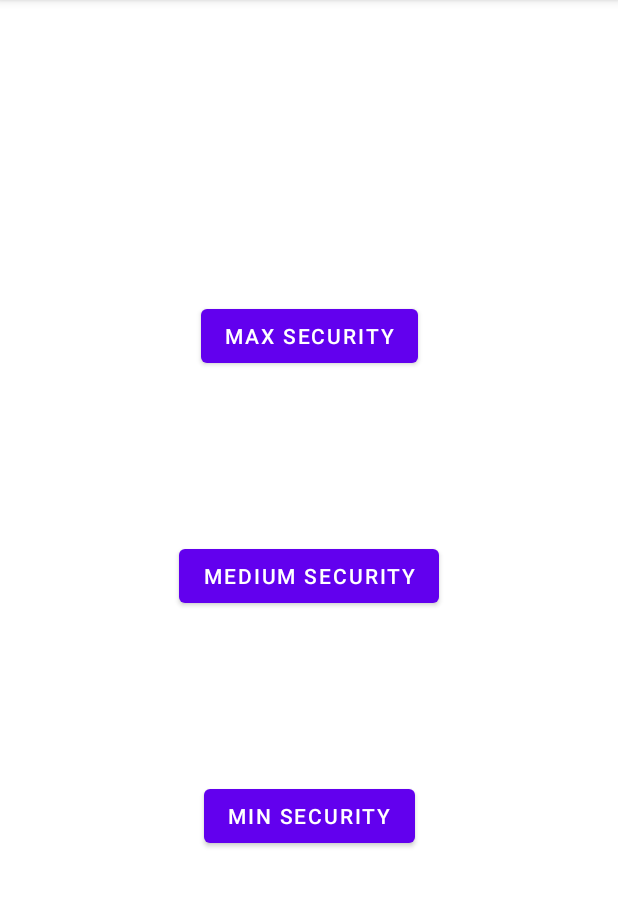
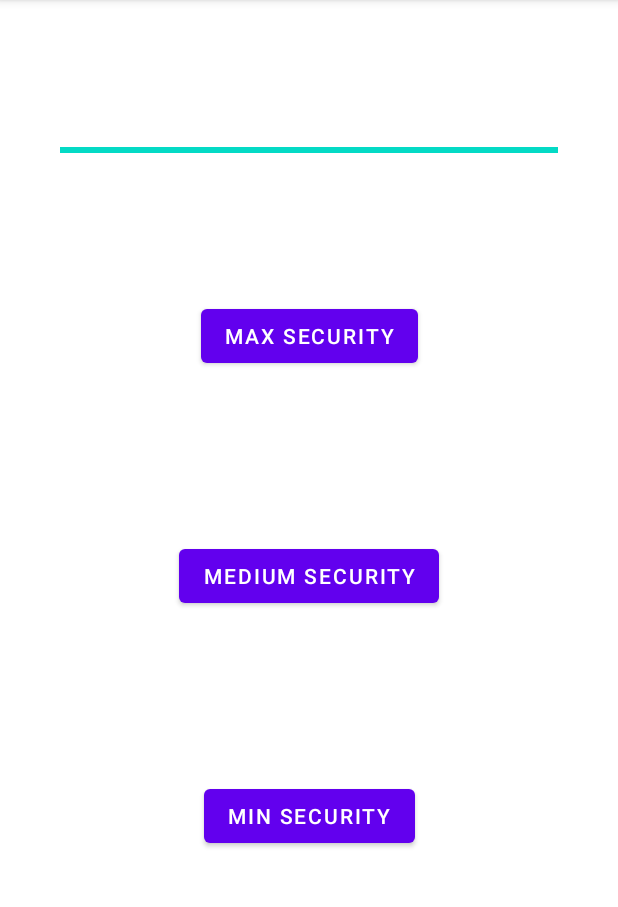
Before and after one commit to david-pellissier/SYM-Labo-3-Environnement, an Android app: the NFCConnected screen opened directly, with no data from a screen before it, after a tap on "MIN SECURITY", on a phone screen of 412 x 824 dp, the part 84-991 px from its top. Run offline under Robolectric (Android 15) with nearby library versions, the phone set to English and light mode, and no system bars.

Commit message:
Progress bar

```diff
--- a/app/src/main/java/com/heigvd/sym/lab3_environment/NFCConnected.kt
+++ b/app/src/main/java/com/heigvd/sym/lab3_environment/NFCConnected.kt
@@ -2,7 +2,10 @@ package com.heigvd.sym.lab3_environment
 
 import androidx.appcompat.app.AppCompatActivity
 import android.os.Bundle
+import android.os.Handler
+import android.os.Looper
 import android.widget.Button
+import android.widget.ProgressBar
 import android.widget.Toast
 import java.util.*
 
@@ -11,15 +14,19 @@ class NFCConnected : AppCompatActivity() {
     private lateinit var btnMax: Button
     private lateinit var btnMedium: Button
     private lateinit var btnLow: Button
+    private lateinit var progressBar: ProgressBar
 
-    private var authStatus = AUTHENTICATE_MAX
-
+    private var authStatus = AUTHENTICATE_INIT
     override fun onCreate(savedInstanceState: Bundle?) {
         super.onCreate(savedInstanceState)
         setContentView(R.layout.activity_nfc_connected)
         btnMax = findViewById(R.id.btn_max_security)
         btnMedium = findViewById(R.id.btn_medium_security)
         btnLow = findViewById(R.id.btn_min_security)
+        progressBar = findViewById(R.id.connected_progress_bar)
+
+        progressBar.progress = AUTHENTICATE_INIT;
+        progressBar.max = AUTHENTICATE_MAX
 
         btnMax.setOnClickListener {
             checkAuthLevel(AUTHENTICATE_MAX)
@@ -31,27 +38,37 @@ class NFCConnected : AppCompatActivity() {
         }
         btnLow.setOnClickListener {
             checkAuthLevel(AUTHENTICATE_LOW)
+            refreshAuthStatus()
             return@setOnClickListener
         }
+
+        val handler = Handler(Looper.getMainLooper())
 
         // Decrease authentication level periodically
         Timer().schedule(object : TimerTask() {
             override fun run() {
-                authStatus -= AUTHENTICATE_DECREASE
+                if(authStatus > 0){
+                    handler.post {
+                        authStatus -= AUTHENTICATE_DECREASE
+                        progressBar.setProgress(authStatus, true)
+                    }
+                }
             }
         }, DELAY_MS, DELAY_MS)
     }
 
     private fun checkAuthLevel(level: Int) {
         val message = if(authStatus > level) AUTH_SUFFICIENT else AUTH_INSUFFICIENT
-        Toast.makeText(this, message, Toast.LENGTH_LONG).show();
+        Toast.makeText(this, "$message ($authStatus/$level)", Toast.LENGTH_SHORT).show();
     }
 
     private fun refreshAuthStatus() {
-        authStatus = AUTHENTICATE_MAX
+        authStatus = AUTHENTICATE_INIT
+        progressBar.progress = authStatus
     }
 
     companion object {
+        private const val AUTHENTICATE_INIT = 15
         private const val AUTHENTICATE_MAX = 10
         private const val AUTHENTICATE_MEDIUM = 5
         private const val AUTHENTICATE_LOW = 1
--- a/app/src/main/res/layout/activity_nfc_connected.xml
+++ b/app/src/main/res/layout/activity_nfc_connected.xml
@@ -5,6 +5,20 @@
     android:layout_width="match_parent"
     android:layout_height="match_parent"
     tools:context=".NFCConnected">
+
+    <ProgressBar
+        android:id="@+id/connected_progress_bar"
+        style="@android:style/Widget.DeviceDefault.Light.ProgressBar.Horizontal"
+        android:layout_width="0dp"
+        android:layout_height="wrap_content"
+        android:layout_marginStart="40dp"
+        android:layout_marginEnd="40dp"
+        android:max="100"
+        android:progress="100"
+        app:layout_constraintBottom_toTopOf="@+id/btn_max_security"
+        app:layout_constraintEnd_toEndOf="parent"
+        app:layout_constraintStart_toStartOf="parent"
+        app:layout_constraintTop_toTopOf="parent" />
 
     <Button
         android:id="@+id/btn_max_security"
```
